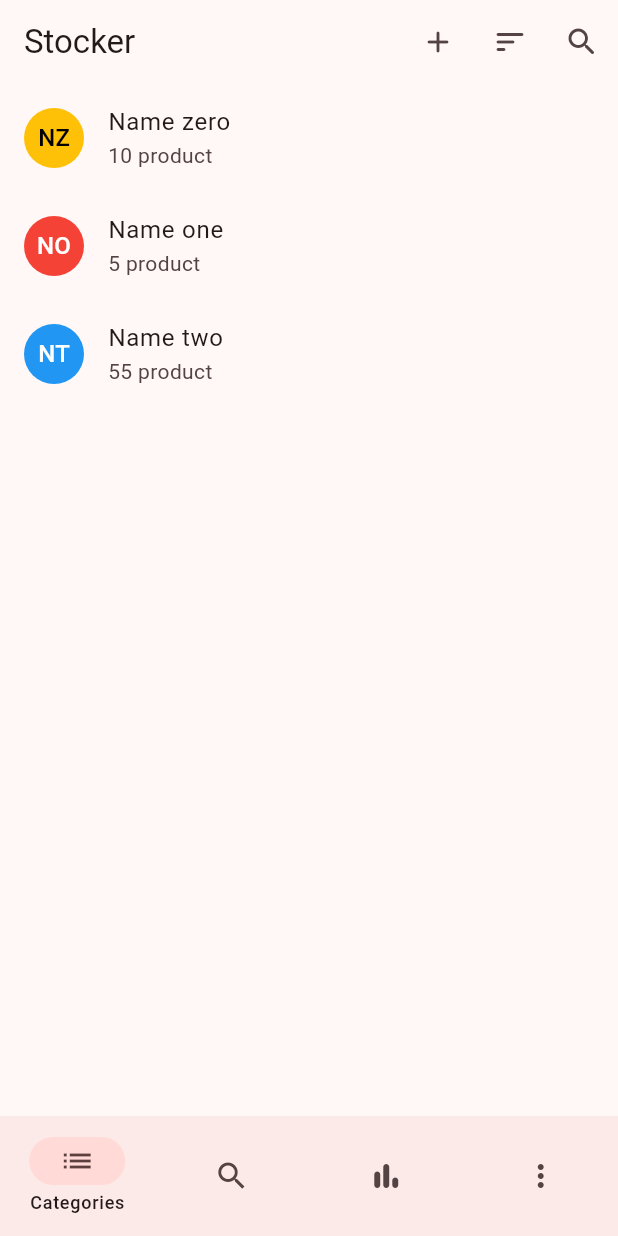
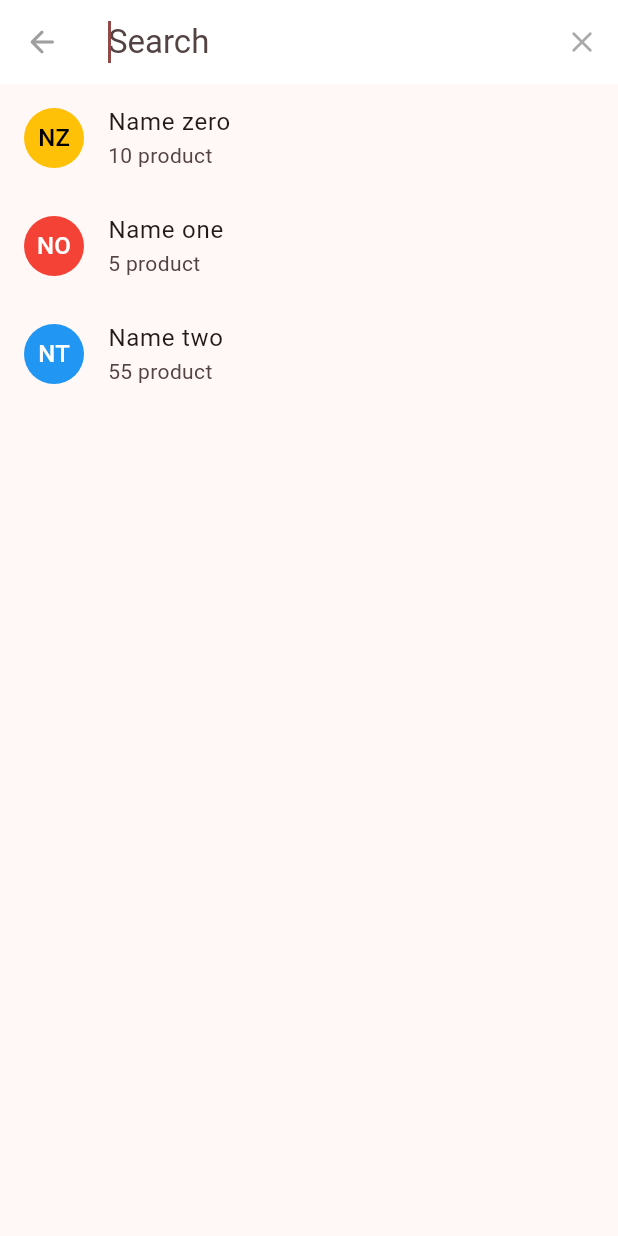
Before and after one commit to SirusCodes/stocker, a Flutter app: the screen it shows after launch, after a tap on the "search" icon, on a phone screen of 412 x 824 dp. Run offline on Flutter 3.47's test engine with Material 2 defaults, Android fonts, the phone set to English and light mode, and no system bars; our stand-ins replace equatable, fl_chart, flutter_riverpod; missing offline and left inert: flex_color_picker.

Commit message:
feat: add category search

```diff
--- a/lib/features/home/widgets/category_list_section.dart
+++ b/lib/features/home/widgets/category_list_section.dart
@@ -1,10 +1,10 @@
 import 'package:flutter/material.dart';
-import 'package:stocker_appwrite/features/category/presentation/save_category_screen.dart';
 
 import '../../../enums/enums.dart';
-import '../../../extensions/extensions.dart';
+import '../../../shared/widgets/category_list_tile.dart';
 import '../../../shared/widgets/sort_button.dart';
 import '../../category/domain/domain.dart';
+import '../../category/presentation/save_category_screen.dart';
 
 const _categoryList = [
   CategoryModel(name: "Name zero", color: Colors.amber, productCount: 10),
@@ -34,7 +34,10 @@ class CategoryListSection extends StatelessWidget {
               onSelected: (sort) {},
             ),
             IconButton(
-              onPressed: () {},
+              onPressed: () => showSearch(
+                context: context,
+                delegate: _CategorySearchDelegate(),
+              ),
               tooltip: "Search category ",
               icon: const Icon(Icons.search_rounded),
             ),
@@ -45,23 +48,8 @@ class CategoryListSection extends StatelessWidget {
         itemCount: _categoryList.length,
         itemBuilder: (context, index) {
           final category = _categoryList[index];
-          return ListTile(
-            leading: CircleAvatar(
-              child: FittedBox(
-                child: Padding(
-                  padding: const EdgeInsets.all(5.0),
-                  child: Text(
-                    category.name.avatarString,
-                    style: TextStyle(
-                      color: category.color.blackOrWhiteForForeground,
-                    ),
-                  ),
-                ),
-              ),
-              backgroundColor: category.color,
-            ),
-            title: Text(category.name),
-            subtitle: Text("${category.productCount} product"),
+          return CategoryListTile(
+            category: category,
             onTap: () => Navigator.pushNamed(
               context,
               SaveCategoryScreen.path,
@@ -73,3 +61,61 @@ class CategoryListSection extends StatelessWidget {
     );
   }
 }
+
+class _CategorySearchDelegate extends SearchDelegate {
+  @override
+  List<Widget>? buildActions(BuildContext context) {
+    return [
+      IconButton(
+        onPressed: query.isNotEmpty ? () => query = "" : null,
+        icon: const Icon(Icons.clear_rounded),
+      )
+    ];
+  }
+
+  @override
+  Widget? buildLeading(BuildContext context) {
+    return IconButton(
+      onPressed: () => close(context, null),
+      icon: const Icon(Icons.arrow_back_rounded),
+    );
+  }
+
+  @override
+  Widget buildResults(BuildContext context) {
+    if (query.isEmpty) return const SizedBox.shrink();
+
+    final result = _categoryList //
+        .where((cat) => cat.name.toLowerCase().contains(query.toLowerCase()))
+        .toList();
+    return ListView.builder(
+      itemCount: result.length,
+      itemBuilder: (context, index) => CategoryListTile(
+        category: result[index],
+        onTap: () => Navigator.pushNamed(
+          context,
+          SaveCategoryScreen.path,
+          arguments: result[index],
+        ),
+      ),
+    );
+  }
+
+  @override
+  Widget buildSuggestions(BuildContext context) {
+    final result = _categoryList //
+        .where((cat) => cat.name.toLowerCase().contains(query.toLowerCase()))
+        .toList();
+    return ListView.builder(
+      itemCount: result.length,
+      itemBuilder: (context, index) => CategoryListTile(
+        category: result[index],
+        onTap: () => Navigator.pushNamed(
+          context,
+          SaveCategoryScreen.path,
+          arguments: result[index],
+        ),
+      ),
+    );
+  }
+}
--- /dev/null
+++ b/lib/shared/widgets/category_list_tile.dart
@@ -0,0 +1,38 @@
+import 'package:flutter/material.dart';
+
+import '../../extensions/extensions.dart';
+import '../../features/category/domain/domain.dart';
+
+class CategoryListTile extends StatelessWidget {
+  const CategoryListTile({
+    Key? key,
+    required this.category,
+    required this.onTap,
+  }) : super(key: key);
+
+  final CategoryModel category;
+  final VoidCallback onTap;
+
+  @override
+  Widget build(BuildContext context) {
+    return ListTile(
+      leading: CircleAvatar(
+        child: FittedBox(
+          child: Padding(
+            padding: const EdgeInsets.all(5.0),
+            child: Text(
+              category.name.avatarString,
+              style: TextStyle(
+                color: category.color.blackOrWhiteForForeground,
+              ),
+            ),
+          ),
+        ),
+        backgroundColor: category.color,
+      ),
+      title: Text(category.name),
+      subtitle: Text("${category.productCount} product"),
+      onTap: onTap,
+    );
+  }
+}
```
